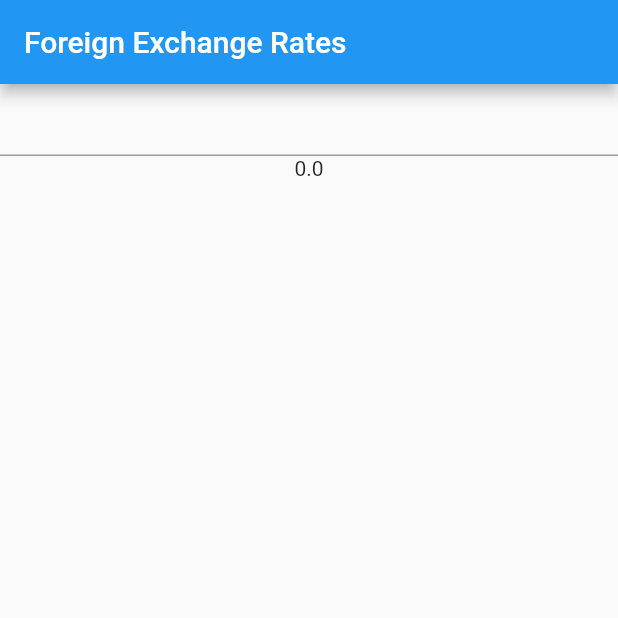
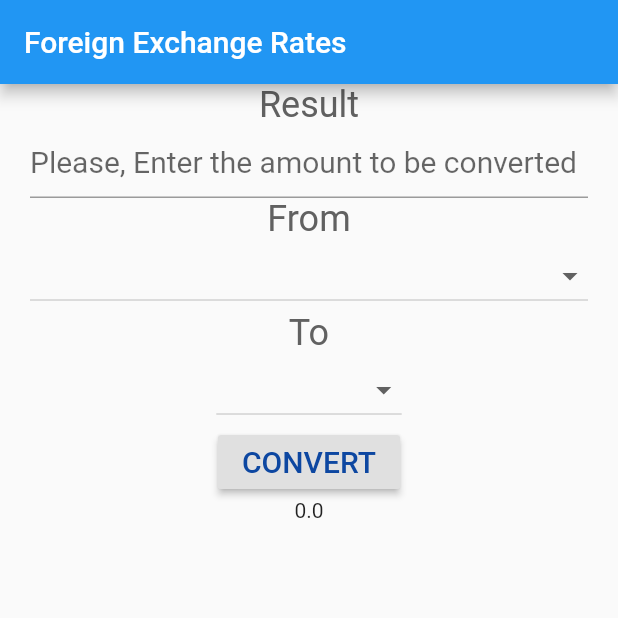
Before and after one commit to tolopsy/forex-rate, a Flutter app: the screen it shows after launch, on a phone screen of 412 x 824 dp, the top half of it. Run offline on Flutter 3.47's test engine with Material 2 defaults, Android fonts, the phone set to English and light mode, and no system bars.

Commit message:
created required widgets

```diff
--- a/lib/main.dart
+++ b/lib/main.dart
@@ -8,11 +8,33 @@ class MyApp extends StatefulWidget {
 }
 
 class MyAppState extends State<MyApp> {
-  double _numberForm;
+  double _amountToConvert;
+  final List<String> _rates = [
+    "Dollar (US)",
+    "Pound",
+    "Euro",
+    "Japanese Yen",
+    "Bitcoin",
+    "Naira",
+  ];
+
+  String _fromCurrency;
+  String _toCurrency;
+
+  // TextStyles
+  final TextStyle fieldStyle = TextStyle(
+    fontSize: 20,
+    color: Colors.blue[900],
+  );
+
+  final TextStyle labelStyle = TextStyle(
+    fontSize: 24,
+    color: Colors.grey[700],
+  );
 
   @override
   void initState() {
-    _numberForm = 0;
+    _amountToConvert = 0;
     super.initState();
   }
 
@@ -24,23 +46,80 @@ class MyAppState extends State<MyApp> {
           appBar: AppBar(
             title: Text("Foreign Exchange Rates"),
           ),
-          body: Center(
+          body: Container(
+            padding: EdgeInsets.symmetric(horizontal: 20),
+            child: SingleChildScrollView(
               child: Column(
                 children: [
+                  Text(
+                    "Result",
+                    style: labelStyle,
+                  ),
                   TextField(
+                    style: fieldStyle,
+                    decoration: InputDecoration(
+                        hintText: "Please, Enter the amount to be converted"),
                     onChanged: (text) {
                       var userInput = double.tryParse(text);
                       if (userInput != null) {
                         setState(() {
-                      _numberForm = userInput;
+                          _amountToConvert = userInput;
                         });
                       }
                     },
                   ),
-              Text((_numberForm == null) ? '' : _numberForm.toString())
+                  Text(
+                    "From",
+                    style: labelStyle,
+                  ),
+                  DropdownButton<String>(
+                    isExpanded: true,
+                    items: _rates.map((String value) {
+                      return DropdownMenuItem<String>(
+                        value: value,
+                        child: Text(value),
+                      );
+                    }).toList(),
+                    onChanged: (value) {
+                      setState(() {
+                        _fromCurrency = value;
+                      });
+                    },
+                    value: _fromCurrency,
+                  ),
+                  Text(
+                    "To",
+                    style: labelStyle,
+                  ),
+                  DropdownButton<String>(
+                    items: _rates.map((String value) {
+                      return DropdownMenuItem<String>(
+                        value: value,
+                        child: Text(value),
+                      );
+                    }).toList(),
+                    onChanged: (value) {
+                      setState(() {
+                        _toCurrency = value;
+                      });
+                    },
+                    value: _toCurrency,
+                  ),
+                  RaisedButton(
+                    child: Text(
+                      "CONVERT",
+                      style: fieldStyle,
+                    ),
+                    onPressed: () => true,
+                  ),
+                  Text((_amountToConvert == null)
+                      ? ''
+                      : _amountToConvert.toString()),
                 ],
-          ))),
-    );
+              ),
+            ),
+          ),
+        ));
   }
 }
 
```
Lines whose indentation alone changed are shown as unchanged.
